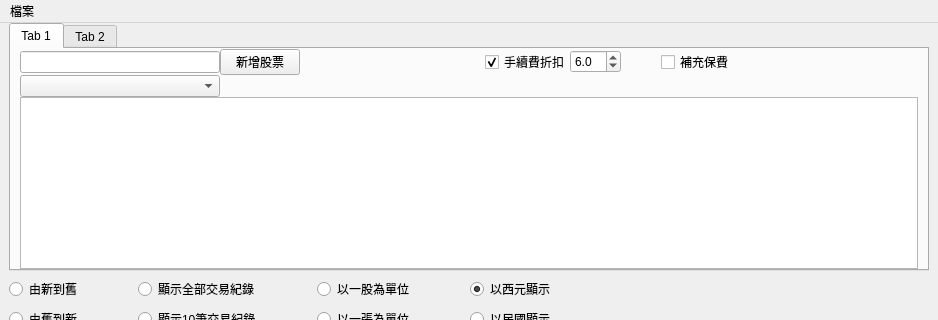
Old version of the form QtStockPriceMainWindowTemplate.ui in the repository foxking0416/PythonStockPrice; both pictures show x 0 to 938 and y 0 to 320 of the 938 by 893 pixel window.
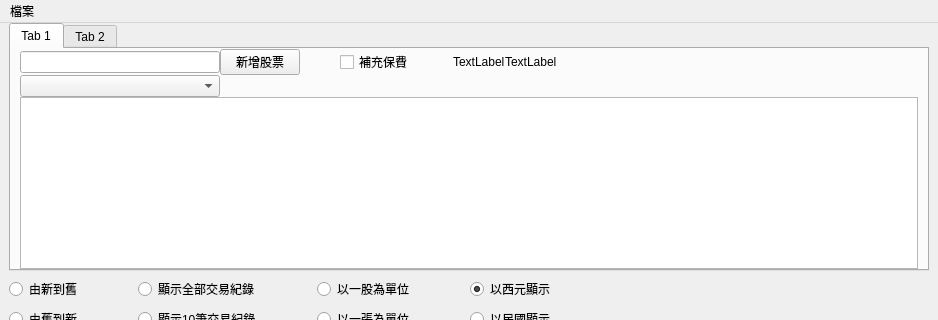
New version of the form.

Commit message: 會顯示出目前所有的損益

Patch:
```diff
--- a/QtStockPriceMainWindowTemplate.ui
+++ b/QtStockPriceMainWindowTemplate.ui
@@ -85,6 +85,9 @@
             <property name="orientation">
              <enum>Qt::Horizontal</enum>
             </property>
+            <property name="sizeType">
+             <enum>QSizePolicy::Minimum</enum>
+            </property>
             <property name="sizeHint" stdset="0">
              <size>
               <width>40</width>
@@ -94,31 +97,9 @@
            </spacer>
           </item>
           <item>
-           <widget class="QCheckBox" name="qtDiscountCheckBox">
+           <widget class="QCheckBox" name="qtExtraInsuranceFeeCheckBox">
             <property name="text">
-             <string>手續費折扣</string>
-            </property>
-            <property name="checked">
-             <bool>true</bool>
-            </property>
-           </widget>
-          </item>
-          <item>
-           <widget class="QDoubleSpinBox" name="qtDiscountRateDoubleSpinBox">
-            <property name="enabled">
-             <bool>true</bool>
-            </property>
-            <property name="decimals">
-             <number>1</number>
-            </property>
-            <property name="maximum">
-             <double>10.000000000000000</double>
-            </property>
-            <property name="singleStep">
-             <double>0.500000000000000</double>
-            </property>
-            <property name="value">
-             <double>6.000000000000000</double>
+             <string>補充保費</string>
             </property>
            </widget>
           </item>
@@ -139,9 +120,16 @@
            </spacer>
           </item>
           <item>
-           <widget class="QCheckBox" name="qtExtraInsuranceFeeCheckBox">
+           <widget class="QLabel" name="label">
             <property name="text">
-             <string>補充保費</string>
+             <string>TextLabel</string>
+            </property>
+           </widget>
+          </item>
+          <item>
+           <widget class="QLabel" name="label_2">
+            <property name="text">
+             <string>TextLabel</string>
             </property>
            </widget>
           </item>
```
The commit also changes 2 other files.
